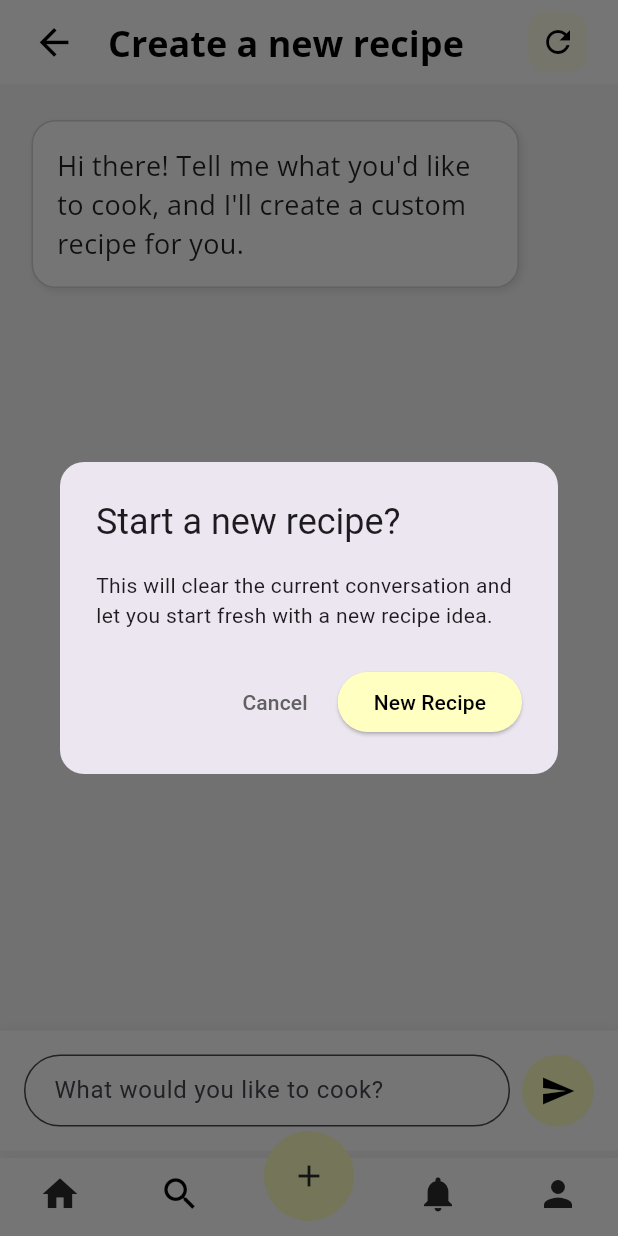
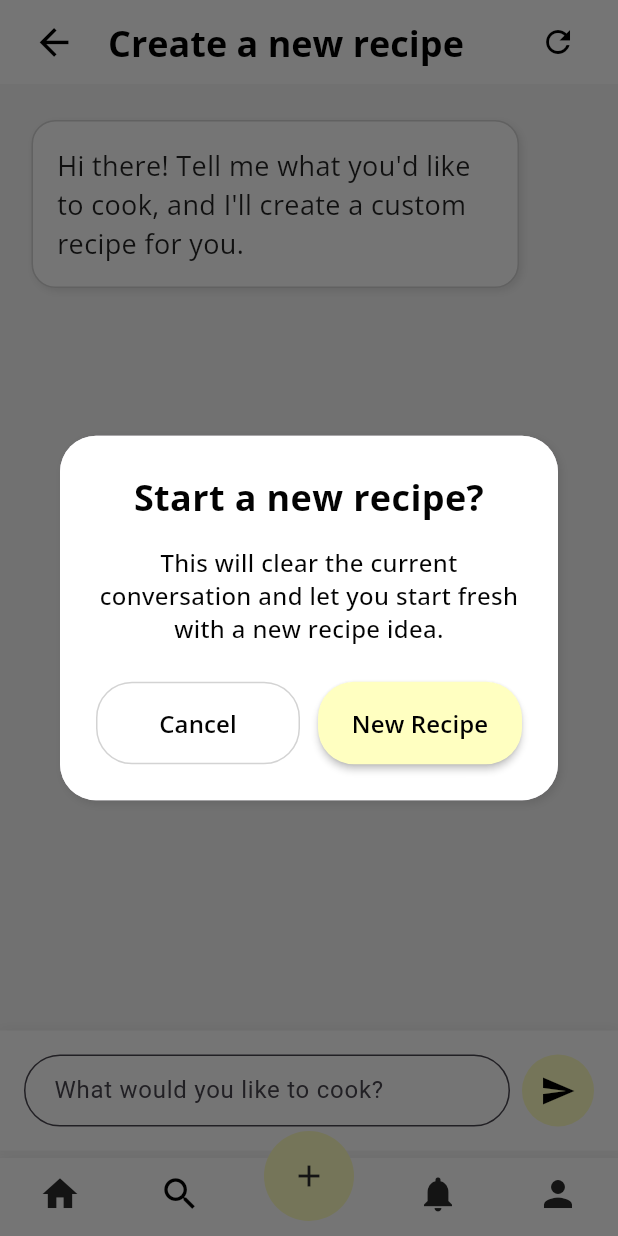
Before and after one commit to dylanberquist-personal/MyChefAI, a Flutter app: the CreateRecipeScreen screen opened directly, after a tap on the "refresh" icon, on a phone screen of 412 x 824 dp. Run offline on Flutter 3.47's test engine with Material 3 defaults, Android fonts, the phone set to English and light mode, and no system bars; our stand-ins replace cloud_firestore, firebase_auth, firebase_core, firebase_storage, google_sign_in, image_picker; accounts and stored records are empty.

Commit message:
Improved styling: removed yellow background from restart button and enhanced dialog design

```diff
--- a/lib/components/restart_chat_dialog.dart
+++ b/lib/components/restart_chat_dialog.dart
@@ -1,4 +1,4 @@
-// lib/components/restart_chat_dialog.dart
+// In lib/components/restart_chat_dialog.dart
 import 'package:flutter/material.dart';
 
 class RestartChatDialog extends StatelessWidget {
@@ -23,23 +23,75 @@ class RestartChatDialog extends StatelessWidget {
 
   @override
   Widget build(BuildContext context) {
-    return AlertDialog(
+    return Dialog(
       shape: RoundedRectangleBorder(
-        borderRadius: BorderRadius.circular(16),
+        borderRadius: BorderRadius.circular(24),
       ),
-      title: Text('Start a new recipe?'),
-      content: Text(
+      child: Container(
+        padding: EdgeInsets.all(24),
+        decoration: BoxDecoration(
+          color: Colors.white,
+          borderRadius: BorderRadius.circular(24),
+          boxShadow: [
+            BoxShadow(
+              color: Colors.black.withOpacity(0.1),
+              offset: Offset(2, 2),
+              blurRadius: 4,
+            ),
+          ],
+        ),
+        child: Column(
+          mainAxisSize: MainAxisSize.min,
+          children: [
+            Text(
+              'Start a new recipe?',
+              style: TextStyle(
+                fontSize: 24,
+                fontFamily: 'Open Sans',
+                fontWeight: FontWeight.w700,
+                color: Color(0xFF030303),
+              ),
+              textAlign: TextAlign.center,
+            ),
+            SizedBox(height: 16),
+            Text(
               'This will clear the current conversation and let you start fresh with a new recipe idea.',
+              style: TextStyle(
+                fontSize: 16,
+                fontFamily: 'Open Sans',
+                fontWeight: FontWeight.w500,
+                color: Color(0xFF030303),
+                height: 1.4,
               ),
-      actions: [
-        TextButton(
+              textAlign: TextAlign.center,
+            ),
+            SizedBox(height: 24),
+            Row(
+              children: [
+                Expanded(
+                  child: TextButton(
                     onPressed: () => Navigator.pop(context),
-          child: Text('Cancel'),
                     style: TextButton.styleFrom(
-            foregroundColor: Colors.grey[700],
+                      padding: EdgeInsets.symmetric(vertical: 16),
+                      shape: RoundedRectangleBorder(
+                        borderRadius: BorderRadius.circular(24),
+                        side: BorderSide(color: Color(0xFFD3D3D3)),
                       ),
                     ),
-        ElevatedButton(
+                    child: Text(
+                      'Cancel',
+                      style: TextStyle(
+                        fontSize: 16,
+                        fontFamily: 'Open Sans',
+                        fontWeight: FontWeight.w600,
+                        color: Color(0xFF030303),
+                      ),
+                    ),
+                  ),
+                ),
+                SizedBox(width: 12),
+                Expanded(
+                  child: ElevatedButton(
                     onPressed: () {
                       Navigator.pop(context);
                       onRestartConfirmed();
@@ -47,13 +99,27 @@ class RestartChatDialog extends StatelessWidget {
                     style: ElevatedButton.styleFrom(
                       backgroundColor: Color(0xFFFFFFC1),
                       foregroundColor: Colors.black,
+                      padding: EdgeInsets.symmetric(vertical: 16),
                       shape: RoundedRectangleBorder(
                         borderRadius: BorderRadius.circular(24),
                       ),
+                      elevation: 2,
                     ),
-          child: Text('New Recipe'),
+                    child: Text(
+                      'New Recipe',
+                      style: TextStyle(
+                        fontSize: 16,
+                        fontFamily: 'Open Sans',
+                        fontWeight: FontWeight.w600,
+                      ),
+                    ),
+                  ),
                 ),
               ],
+            ),
+          ],
+        ),
+      ),
     );
   }
 }
--- a/lib/screens/create_recipe_screen.dart
+++ b/lib/screens/create_recipe_screen.dart
@@ -521,12 +521,6 @@ class _CreateRecipeScreenState extends State<CreateRecipeScreen> {
               icon: Icon(Icons.refresh),
               tooltip: 'New Recipe',
               onPressed: _restartChat,
-              style: IconButton.styleFrom(
-                backgroundColor: Color(0xFFFFFFC1).withOpacity(0.3),
-                shape: RoundedRectangleBorder(
-                  borderRadius: BorderRadius.circular(12),
-                ),
-              ),
             ),
           ),
         ],
```
Lines whose indentation alone changed are shown as unchanged.
